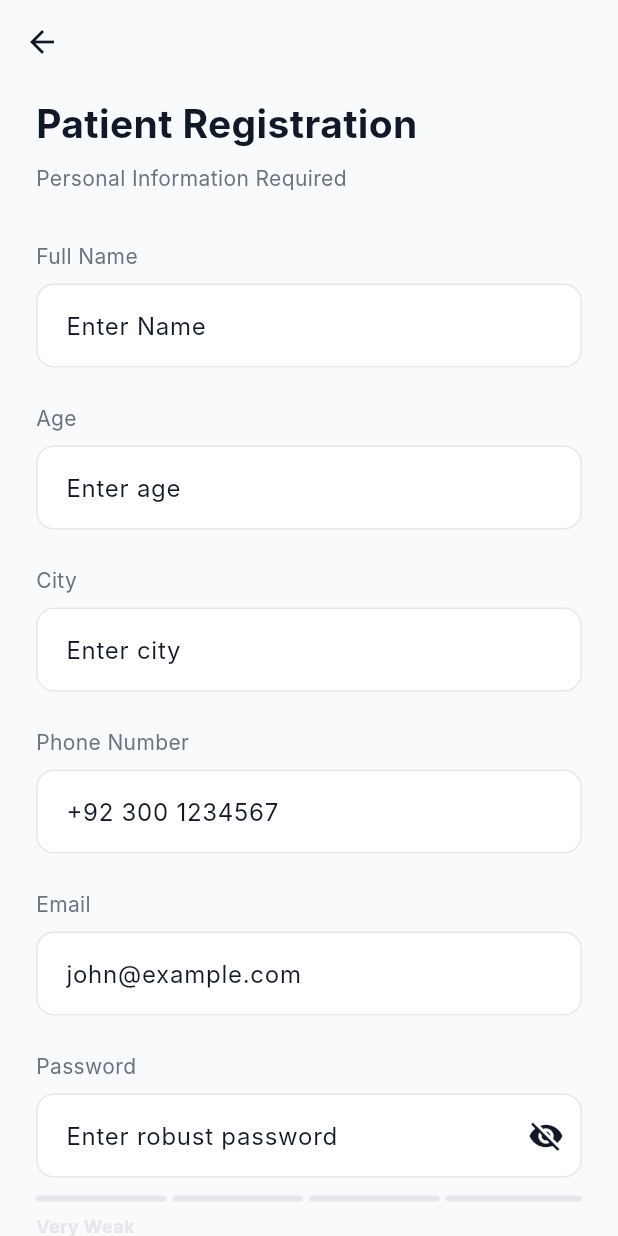
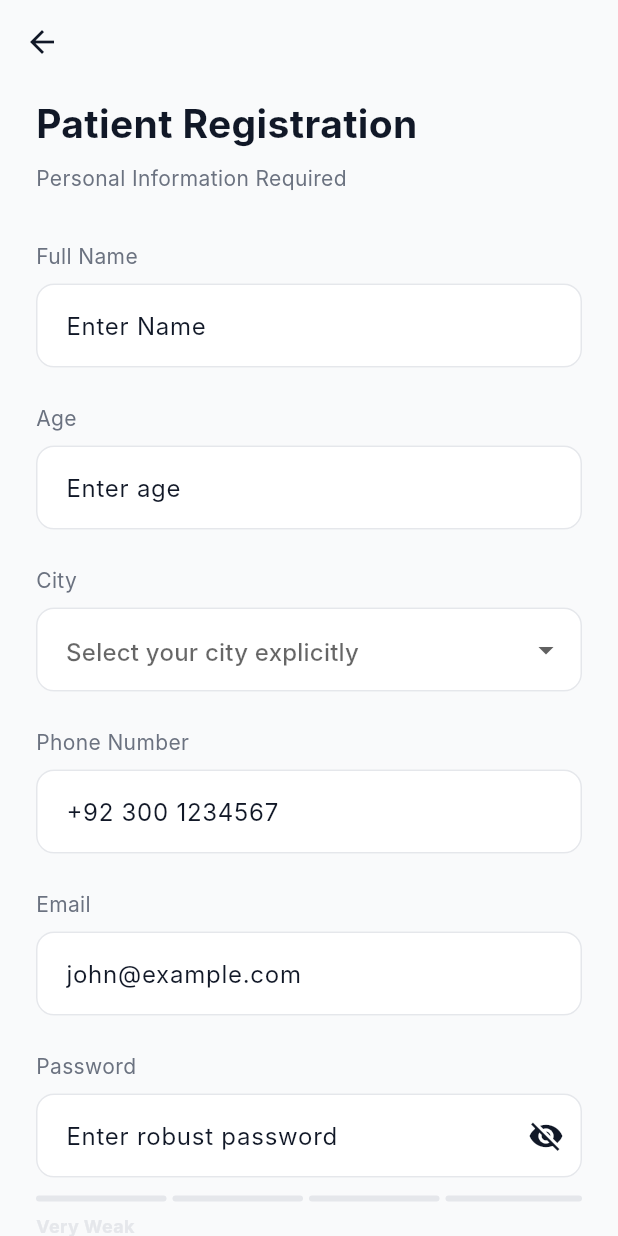
Before and after one commit to IbtisamAsghar/OralVision, a Flutter app: the PatientRegisterView screen opened by its route, on a phone screen of 412 x 824 dp. Run offline on Flutter 3.47's test engine with Material 3 defaults, Android fonts, the phone set to English and light mode, and no system bars; our stand-ins replace flutter_dotenv, flutter_riverpod, go_router, shared_preferences, supabase_flutter; accounts and stored records are empty; Roboto replaces fonts that are missing (Inter).

Commit message:
Patient register UI updated

```diff
--- a/frontend/oralvision/lib/views/auth/patient_register_view.dart
+++ b/frontend/oralvision/lib/views/auth/patient_register_view.dart
@@ -23,6 +23,35 @@ class _PatientRegisterViewState extends ConsumerState<PatientRegisterView> {
   final _emailController = TextEditingController();
   final _passwordController = TextEditingController();
   final _confirmPasswordController = TextEditingController();
+
+  final List<String> _pakistanCities = [
+    'Islamabad',
+    'Karachi',
+    'Lahore',
+    'Rawalpindi',
+    'Faisalabad',
+    'Multan',
+    'Hyderabad',
+    'Peshawar',
+    'Quetta',
+    'Sialkot',
+    'Gujranwala',
+    'Sargodha',
+    'Bahawalpur',
+    'Sukkur',
+    'Larkana',
+    'Sheikhupura',
+    'Jhang',
+    'Gujrat',
+    'Mardan',
+    'Kasur',
+    'Kahuta',
+    'Mingora',
+    'Nawabshah',
+    'Okara',
+    'Gilgit',
+    'Muzaffarabad',
+  ];
 
   bool _obscurePassword = true;
   bool _obscureConfirmPassword = true;
@@ -130,12 +159,38 @@ class _PatientRegisterViewState extends ConsumerState<PatientRegisterView> {
                 validator: (val) =>
                     val == null || val.isEmpty ? 'Age is required' : null,
               ),
-              _buildModernTextField(
-                label: 'City',
-                controller: _cityController,
-                hint: 'Enter city',
-                validator: (val) =>
-                    val == null || val.isEmpty ? 'City is required' : null,
+              Padding(
+                padding: const EdgeInsets.only(bottom: 24.0),
+                child: Column(
+                  crossAxisAlignment: CrossAxisAlignment.start,
+                  children: [
+                    const Text(
+                      'City',
+                      style: TextStyle(
+                        fontSize: 14,
+                        color: AppColors.textSecondary,
+                      ),
+                    ),
+                    const SizedBox(height: 8),
+                    DropdownButtonFormField<String>(
+                      decoration: const InputDecoration(
+                        hintText: 'Select your city explicitly',
+                      ),
+                      menuMaxHeight: 300,
+                      items: _pakistanCities.map((city) {
+                        return DropdownMenuItem(value: city, child: Text(city));
+                      }).toList(),
+                      onChanged: (val) {
+                        if (val != null) {
+                          _cityController.text = val;
+                        }
+                      },
+                      validator: (val) => val == null || val.isEmpty
+                          ? 'City is required'
+                          : null,
+                    ),
+                  ],
+                ),
               ),
               _buildModernTextField(
                 label: 'Phone Number',
```
